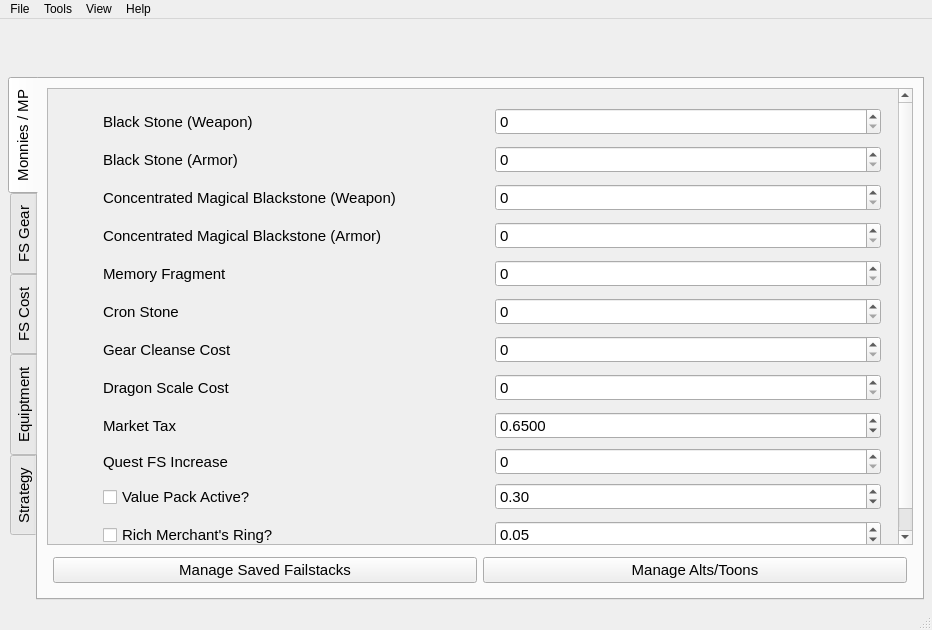
First picture: the form in Forms/Main_Window.ui, repository Graveflo/BDO_Enhancement_Tool, before the edit.
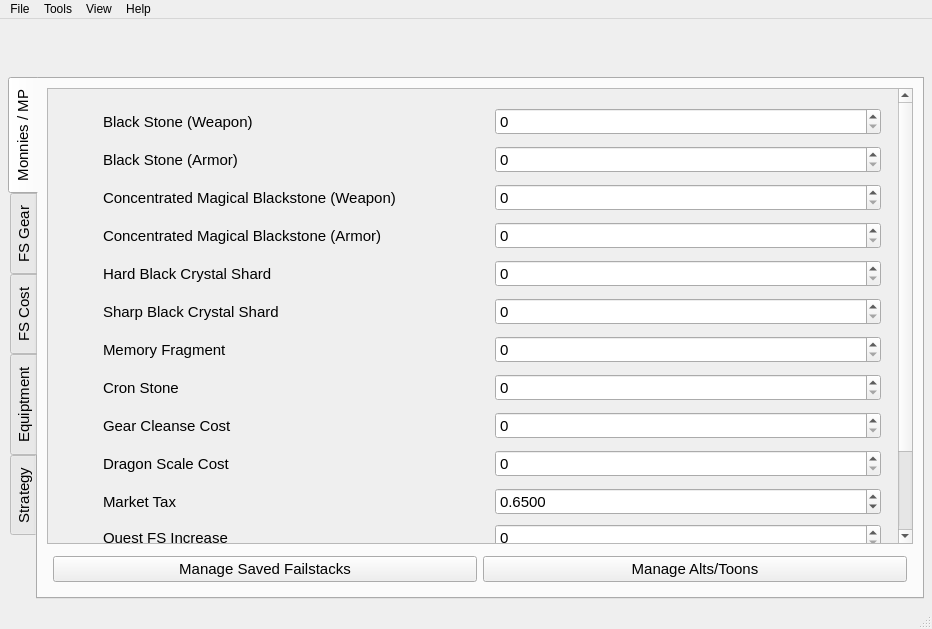
Second picture: the form after the edit. The open tabs and pages were chosen to show the change. Icons and pictures are not drawn.

Commit message: - added central market lookup - added sharps and hards

The edit to the form file:
```diff
--- a/Forms/Main_Window.ui
+++ b/Forms/Main_Window.ui
@@ -7,7 +7,7 @@
     <x>0</x>
     <y>0</y>
     <width>932</width>
-    <height>630</height>
+    <height>629</height>
    </rect>
   </property>
   <property name="acceptDrops">
@@ -92,7 +92,7 @@
              <x>0</x>
              <y>0</y>
              <width>848</width>
-             <height>482</height>
+             <height>558</height>
             </rect>
            </property>
            <layout class="QVBoxLayout" name="verticalLayout_8">
@@ -117,60 +117,7 @@
                <property name="bottomMargin">
                 <number>8</number>
                </property>
-               <item row="11" column="2">
-                <widget class="QDoubleSpinBox" name="spinMerchantsRing">
-                 <property name="maximum">
-                  <double>1.000000000000000</double>
-                 </property>
-                 <property name="singleStep">
-                  <double>0.010000000000000</double>
-                 </property>
-                 <property name="value">
-                  <double>0.050000000000000</double>
-                 </property>
-                </widget>
-               </item>
-               <item row="11" column="0">
-                <widget class="QLabel" name="chkMerchantsRingPic">
-                 <property name="minimumSize">
-                  <size>
-                   <width>32</width>
-                   <height>32</height>
-                  </size>
-                 </property>
-                 <property name="maximumSize">
-                  <size>
-                   <width>32</width>
-                   <height>32</height>
-                  </size>
-                 </property>
-                 <property name="text">
-                  <string/>
-                 </property>
-                </widget>
-               </item>
-               <item row="3" column="1">
-                <widget class="QLabel" name="lblConcBlackStoneArmor">
-                 <property name="text">
-                  <string>Concentrated Magical Blackstone (Armor)</string>
-                 </property>
-                </widget>
-               </item>
-               <item row="8" column="1">
-                <widget class="QLabel" name="lblMarketTax">
-                 <property name="text">
-                  <string>Market Tax</string>
-                 </property>
-                </widget>
-               </item>
-               <item row="10" column="1">
-                <widget class="QCheckBox" name="chkValuePack">
-                 <property name="text">
-                  <string>Value Pack Active?</string>
-                 </property>
-                </widget>
-               </item>
-               <item row="8" column="2">
+               <item row="10" column="2">
                 <widget class="QDoubleSpinBox" name="spinMarketTax">
                  <property name="decimals">
                   <number>4</number>
@@ -186,14 +133,28 @@
                  </property>
                 </widget>
                </item>
-               <item row="5" column="1">
+               <item row="7" column="1">
                 <widget class="QLabel" name="lblCronStone">
                  <property name="text">
                   <string>Cron Stone</string>
                  </property>
                 </widget>
                </item>
-               <item row="5" column="0">
+               <item row="6" column="1">
+                <widget class="QLabel" name="lblMemoryFragment">
+                 <property name="text">
+                  <string>Memory Fragment</string>
+                 </property>
+                </widget>
+               </item>
+               <item row="12" column="1">
+                <widget class="QCheckBox" name="chkValuePack">
+                 <property name="text">
+                  <string>Value Pack Active?</string>
+                 </property>
+                </widget>
+               </item>
+               <item row="7" column="0">
                 <widget class="QLabel" name="lblCronStonePic">
                  <property name="minimumSize">
                   <size>
@@ -212,41 +173,13 @@
                  </property>
                 </widget>
                </item>
-               <item row="8" column="0">
-                <widget class="QLabel" name="lblMarketTaxPic">
-                 <property name="minimumSize">
-                  <size>
-                   <width>32</width>
-                   <height>32</height>
-                  </size>
+               <item row="8" column="2">
+                <widget class="QSpinBox" name="spin_Cost_Cleanse">
+                 <property name="showGroupSeparator" stdset="0">
+                  <bool>true</bool>
                  </property>
-                 <property name="maximumSize">
-                  <size>
-                   <width>32</width>
-                   <height>32</height>
-                  </size>
-                 </property>
-                 <property name="text">
-                  <string/>
-                 </property>
-                </widget>
-               </item>
-               <item row="10" column="0">
-                <widget class="QLabel" name="chkValuePackPic">
-                 <property name="minimumSize">
-                  <size>
-                   <width>32</width>
-                   <height>32</height>
-                  </size>
-                 </property>
-                 <property name="maximumSize">
-                  <size>
-                   <width>32</width>
-                   <height>32</height>
-                  </size>
-                 </property>
-                 <property name="text">
-                  <string/>
+                 <property name="maximum">
+                  <number>999999999</number>
                  </property>
                 </widget>
                </item>
@@ -257,15 +190,8 @@
                  </property>
                 </widget>
                </item>
-               <item row="11" column="1">
-                <widget class="QCheckBox" name="chkMerchantsRing">
-                 <property name="text">
-                  <string>Rich Merchant's Ring?</string>
-                 </property>
-                </widget>
-               </item>
-               <item row="6" column="0">
-                <widget class="QLabel" name="lblGearCleansePic">
+               <item row="10" column="0">
+                <widget class="QLabel" name="lblMarketTaxPic">
                  <property name="minimumSize">
                   <size>
                    <width>32</width>
@@ -283,24 +209,7 @@
                  </property>
                 </widget>
                </item>
-               <item row="4" column="1">
-                <widget class="QLabel" name="lblMemoryFragment">
-                 <property name="text">
-                  <string>Memory Fragment</string>
-                 </property>
-                </widget>
-               </item>
-               <item row="6" column="2">
-                <widget class="QSpinBox" name="spin_Cost_Cleanse">
-                 <property name="showGroupSeparator" stdset="0">
-                  <bool>true</bool>
-                 </property>
-                 <property name="maximum">
-                  <number>999999999</number>
-                 </property>
-                </widget>
-               </item>
-               <item row="10" column="2">
+               <item row="12" column="2">
                 <widget class="QDoubleSpinBox" name="spinValuePack">
                  <property name="maximum">
                   <double>1.000000000000000</double>
@@ -313,6 +222,45 @@
                  </property>
                 </widget>
                </item>
+               <item row="13" column="2">
+                <widget class="QDoubleSpinBox" name="spinMerchantsRing">
+                 <property name="maximum">
+                  <double>1.000000000000000</double>
+                 </property>
+                 <property name="singleStep">
+                  <double>0.010000000000000</double>
+                 </property>
+                 <property name="value">
+                  <double>0.050000000000000</double>
+                 </property>
+                </widget>
+               </item>
+               <item row="3" column="1">
+                <widget class="QLabel" name="lblConcBlackStoneArmor">
+                 <property name="text">
+                  <string>Concentrated Magical Blackstone (Armor)</string>
+                 </property>
+                </widget>
+               </item>
+               <item row="8" column="0">
+                <widget class="QLabel" name="lblGearCleansePic">
+                 <property name="minimumSize">
+                  <size>
+                   <width>32</width>
+                   <height>32</height>
+                  </size>
+                 </property>
+                 <property name="maximumSize">
+                  <size>
+                   <width>32</width>
+                   <height>32</height>
+                  </size>
+                 </property>
+                 <property name="text">
+                  <string/>
+                 </property>
+                </widget>
+               </item>
                <item row="1" column="2">
                 <widget class="QSpinBox" name="spin_Cost_BlackStone_Armor">
                  <property name="showGroupSeparator" stdset="0">
@@ -323,44 +271,15 @@
                  </property>
                 </widget>
                </item>
-               <item row="7" column="0">
-                <widget class="QLabel" name="lblDragonScalePic">
-                 <property name="minimumSize">
-                  <size>
-                   <width>32</width>
-                   <height>32</height>
-                  </size>
-                 </property>
-                 <property name="maximumSize">
-                  <size>
-                   <width>32</width>
-                   <height>32</height>
-                  </size>
-                 </property>
+               <item row="10" column="1">
+                <widget class="QLabel" name="lblMarketTax">
                  <property name="text">
-                  <string/>
+                  <string>Market Tax</string>
                  </property>
                 </widget>
                </item>
-               <item row="7" column="2">
-                <widget class="QSpinBox" name="spin_Cost_Dragon_Scale">
-                 <property name="showGroupSeparator" stdset="0">
-                  <bool>true</bool>
-                 </property>
-                 <property name="maximum">
-                  <number>999999999</number>
-                 </property>
-                </widget>
-               </item>
-               <item row="6" column="1">
-                <widget class="QLabel" name="lblGearCleanse">
-                 <property name="text">
-                  <string>Gear Cleanse Cost</string>
-                 </property>
-                </widget>
-               </item>
-               <item row="3" column="0">
-                <widget class="QLabel" name="lblConcBlackStoneArmorPic">
+               <item row="12" column="0">
+                <widget class="QLabel" name="chkValuePackPic">
                  <property name="minimumSize">
                   <size>
                    <width>32</width>
@@ -378,73 +297,15 @@
                  </property>
                 </widget>
                </item>
-               <item row="4" column="2">
-                <widget class="QSpinBox" name="spin_Cost_MemFrag">
-                 <property name="showGroupSeparator" stdset="0">
-                  <bool>true</bool>
-                 </property>
-                 <property name="maximum">
-                  <number>999999999</number>
-                 </property>
-                </widget>
-               </item>
-               <item row="1" column="1">
-                <widget class="QLabel" name="lblBlackStoneArmor">
+               <item row="13" column="1">
+                <widget class="QCheckBox" name="chkMerchantsRing">
                  <property name="text">
                   <string>Black Stone (Armor)</string>
                  </property>
                 </widget>
                </item>
-               <item row="0" column="0">
-                <widget class="QLabel" name="lblBlackStoneWeaponPic">
-                 <property name="minimumSize">
-                  <size>
-                   <width>32</width>
-                   <height>32</height>
-                  </size>
-                 </property>
-                 <property name="maximumSize">
-                  <size>
-                   <width>32</width>
-                   <height>32</height>
-                  </size>
-                 </property>
-                 <property name="text">
-                  <string/>
-                 </property>
-                </widget>
-               </item>
-               <item row="3" column="2">
-                <widget class="QSpinBox" name="spin_Cost_ConcArmor">
-                 <property name="showGroupSeparator" stdset="0">
-                  <bool>true</bool>
-                 </property>
-                 <property name="maximum">
-                  <number>999999999</number>
-                 </property>
-                </widget>
-               </item>
-               <item row="1" column="0">
-                <widget class="QLabel" name="lblBlackStoneArmorPic">
-                 <property name="minimumSize">
-                  <size>
-                   <width>32</width>
-                   <height>32</height>
-                  </size>
-                 </property>
-                 <property name="maximumSize">
-                  <size>
-                   <width>32</width>
-                   <height>32</height>
-                  </size>
-                 </property>
-                 <property name="text">
-                  <string/>
-                 </property>
-                </widget>
-               </item>
-               <item row="4" column="0">
-                <widget class="QLabel" name="lblMemoryFragmentPic">
+               <item row="13" column="0">
+                <widget class="QLabel" name="chkMerchantsRingPic">
                  <property name="minimumSize">
                   <size>
                    <width>32</width>
@@ -472,8 +333,8 @@
                  </property>
                 </widget>
                </item>
-               <item row="5" column="2">
-                <widget class="QSpinBox" name="spin_Cost_Cron">
+               <item row="6" column="2">
+                <widget class="QSpinBox" name="spin_Cost_MemFrag">
                  <property name="showGroupSeparator" stdset="0">
                   <bool>true</bool>
                  </property>
@@ -492,13 +353,62 @@
                  </property>
                 </widget>
                </item>
-               <item row="7" column="1">
+               <item row="9" column="1">
                 <widget class="QLabel" name="lblDragonScale">
                  <property name="text">
                   <string>Dragon Scale Cost</string>
                  </property>
                 </widget>
                </item>
+               <item row="9" column="2">
+                <widget class="QSpinBox" name="spin_Cost_Dragon_Scale">
+                 <property name="showGroupSeparator" stdset="0">
+                  <bool>true</bool>
+                 </property>
+                 <property name="maximum">
+                  <number>999999999</number>
+                 </property>
+                </widget>
+               </item>
+               <item row="3" column="2">
+                <widget class="QSpinBox" name="spin_Cost_ConcArmor">
+                 <property name="showGroupSeparator" stdset="0">
+                  <bool>true</bool>
+                 </property>
+                 <property name="maximum">
+                  <number>999999999</number>
+                 </property>
+                </widget>
+               </item>
+               <item row="1" column="0">
+                <widget class="QLabel" name="lblBlackStoneArmorPic">
+                 <property name="minimumSize">
+                  <size>
+                   <width>32</width>
+                   <height>32</height>
+                  </size>
+                 </property>
+                 <property name="maximumSize">
+                  <size>
+                   <width>32</width>
+                   <height>32</height>
+                  </size>
+                 </property>
+                 <property name="text">
+                  <string/>
+                 </property>
+                </widget>
+               </item>
+               <item row="7" column="2">
+                <widget class="QSpinBox" name="spin_Cost_Cron">
+                 <property name="showGroupSeparator" stdset="0">
+                  <bool>true</bool>
+                 </property>
+                 <property name="maximum">
+                  <number>999999999</number>
+                 </property>
+                </widget>
+               </item>
                <item row="0" column="1">
                 <widget class="QLabel" name="lblBlackStoneWeapon">
                  <property name="text">
@@ -506,7 +416,14 @@
                  </property>
                 </widget>
                </item>
-               <item row="12" column="2">
+               <item row="1" column="1">
+                <widget class="QLabel" name="lblBlackStoneArmor">
+                 <property name="text">
+                  <string>Black Stone (Armor)</string>
+                 </property>
+                </widget>
+               </item>
+               <item row="14" column="2">
                 <spacer name="verticalSpacer">
                  <property name="orientation">
                   <enum>Qt::Vertical</enum>
@@ -538,27 +455,182 @@
                  </property>
                 </widget>
                </item>
-               <item row="9" column="1">
+               <item row="11" column="1">
                 <widget class="QLabel" name="lblQuestFSInc">
                  <property name="text">
                   <string>Quest FS Increase</string>
                  </property>
                 </widget>
                </item>
-               <item row="9" column="2">
+               <item row="11" column="2">
                 <widget class="QSpinBox" name="spinQuestFSInc">
                  <property name="maximum">
                   <number>3</number>
                  </property>
                 </widget>
                </item>
-               <item row="9" column="0">
+               <item row="11" column="0">
                 <widget class="QLabel" name="lblQuestFSIncPic">
                  <property name="text">
                   <string/>
                  </property>
                 </widget>
                </item>
+               <item row="9" column="0">
+                <widget class="QLabel" name="lblDragonScalePic">
+                 <property name="minimumSize">
+                  <size>
+                   <width>32</width>
+                   <height>32</height>
+                  </size>
+                 </property>
+                 <property name="maximumSize">
+                  <size>
+                   <width>32</width>
+                   <height>32</height>
+                  </size>
+                 </property>
+                 <property name="text">
+                  <string/>
+                 </property>
+                </widget>
+               </item>
+               <item row="6" column="0">
+                <widget class="QLabel" name="lblMemoryFragmentPic">
+                 <property name="minimumSize">
+                  <size>
+                   <width>32</width>
+                   <height>32</height>
+                  </size>
+                 </property>
+                 <property name="maximumSize">
+                  <size>
+                   <width>32</width>
+                   <height>32</height>
+                  </size>
+                 </property>
+                 <property name="text">
+                  <string/>
+                 </property>
+                </widget>
+               </item>
+               <item row="0" column="0">
+                <widget class="QLabel" name="lblBlackStoneWeaponPic">
+                 <property name="minimumSize">
+                  <size>
+                   <width>32</width>
+                   <height>32</height>
+                  </size>
+                 </property>
+                 <property name="maximumSize">
+                  <size>
+                   <width>32</width>
+                   <height>32</height>
+                  </size>
+                 </property>
+                 <property name="text">
+                  <string/>
+                 </property>
+                </widget>
+               </item>
+               <item row="8" column="1">
+                <widget class="QLabel" name="lblGearCleanse">
+                 <property name="text">
+                  <string>Gear Cleanse Cost</string>
+                 </property>
+                </widget>
+               </item>
+               <item row="3" column="0">
+                <widget class="QLabel" name="lblConcBlackStoneArmorPic">
+                 <property name="minimumSize">
+                  <size>
+                   <width>32</width>
+                   <height>32</height>
+                  </size>
+                 </property>
+                 <property name="maximumSize">
+                  <size>
+                   <width>32</width>
+                   <height>32</height>
+                  </size>
+                 </property>
+                 <property name="text">
+                  <string/>
+                 </property>
+                </widget>
+               </item>
+               <item row="4" column="1">
+                <widget class="QLabel" name="lblHard">
+                 <property name="text">
+                  <string>Hard Black Crystal Shard</string>
+                 </property>
+                </widget>
+               </item>
+               <item row="5" column="1">
+                <widget class="QLabel" name="lblSharp">
+                 <property name="text">
+                  <string>Sharp Black Crystal Shard</string>
+                 </property>
+                </widget>
+               </item>
+               <item row="5" column="0">
+                <widget class="QLabel" name="lblSharpPic">
+                 <property name="minimumSize">
+                  <size>
+                   <width>32</width>
+                   <height>32</height>
+                  </size>
+                 </property>
+                 <property name="maximumSize">
+                  <size>
+                   <width>32</width>
+                   <height>32</height>
+                  </size>
+                 </property>
+                 <property name="text">
+                  <string/>
+                 </property>
+                </widget>
+               </item>
+               <item row="4" column="0">
+                <widget class="QLabel" name="lblHardPic">
+                 <property name="minimumSize">
+                  <size>
+                   <width>32</width>
+                   <height>32</height>
+                  </size>
+                 </property>
+                 <property name="maximumSize">
+                  <size>
+                   <width>32</width>
+                   <height>32</height>
+                  </size>
+                 </property>
+                 <property name="text">
+                  <string/>
+                 </property>
+                </widget>
+               </item>
+               <item row="4" column="2">
+                <widget class="QSpinBox" name="spinHard">
+                 <property name="showGroupSeparator" stdset="0">
+                  <bool>true</bool>
+                 </property>
+                 <property name="maximum">
+                  <number>999999999</number>
+                 </property>
+                </widget>
+               </item>
+               <item row="5" column="2">
+                <widget class="QSpinBox" name="spinSharp">
+                 <property name="showGroupSeparator" stdset="0">
+                  <bool>true</bool>
+                 </property>
+                 <property name="maximum">
+                  <number>999999999</number>
+                 </property>
+                </widget>
+               </item>
               </layout>
              </widget>
             </item>
```
Left out of the diff: 22 changed lines with no effect on the pictures. The commit also changes 10 other files.
